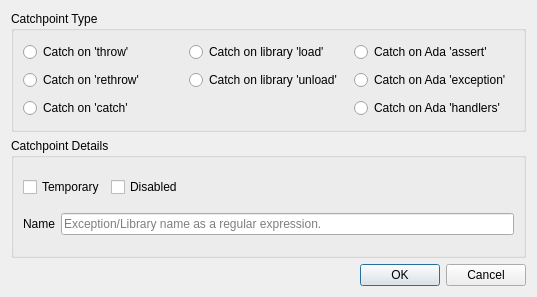
Qt form src/SeerCatchpointCreateDialog.ui (epasveer/seer) before a commit.
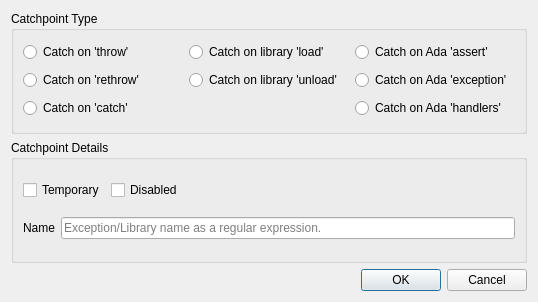
The same form after that commit.

Commit message: Set focus to first ui widget.

What changed in the file:
```diff
--- a/src/SeerCatchpointCreateDialog.ui
+++ b/src/SeerCatchpointCreateDialog.ui
@@ -6,8 +6,8 @@
    <rect>
     <x>0</x>
     <y>0</y>
-    <width>537</width>
-    <height>297</height>
+    <width>538</width>
+    <height>302</height>
    </rect>
   </property>
   <property name="windowTitle">
```
Left out of the diff: 13 changed lines with no effect on the pictures. The commit also changes 5 other files.
